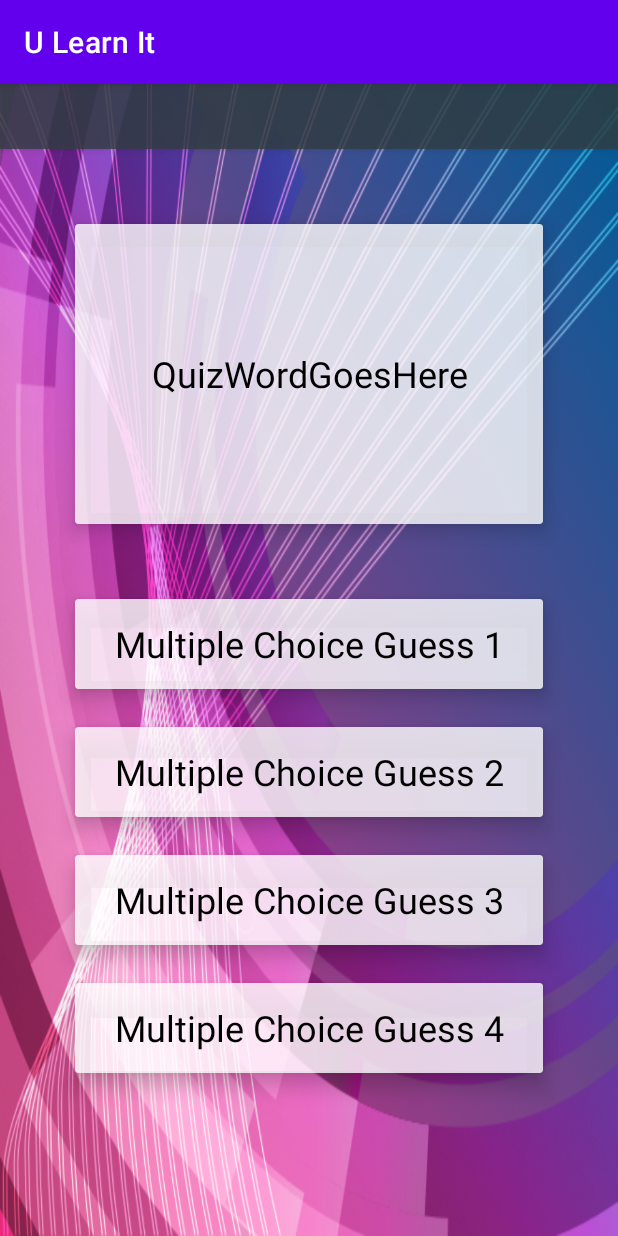
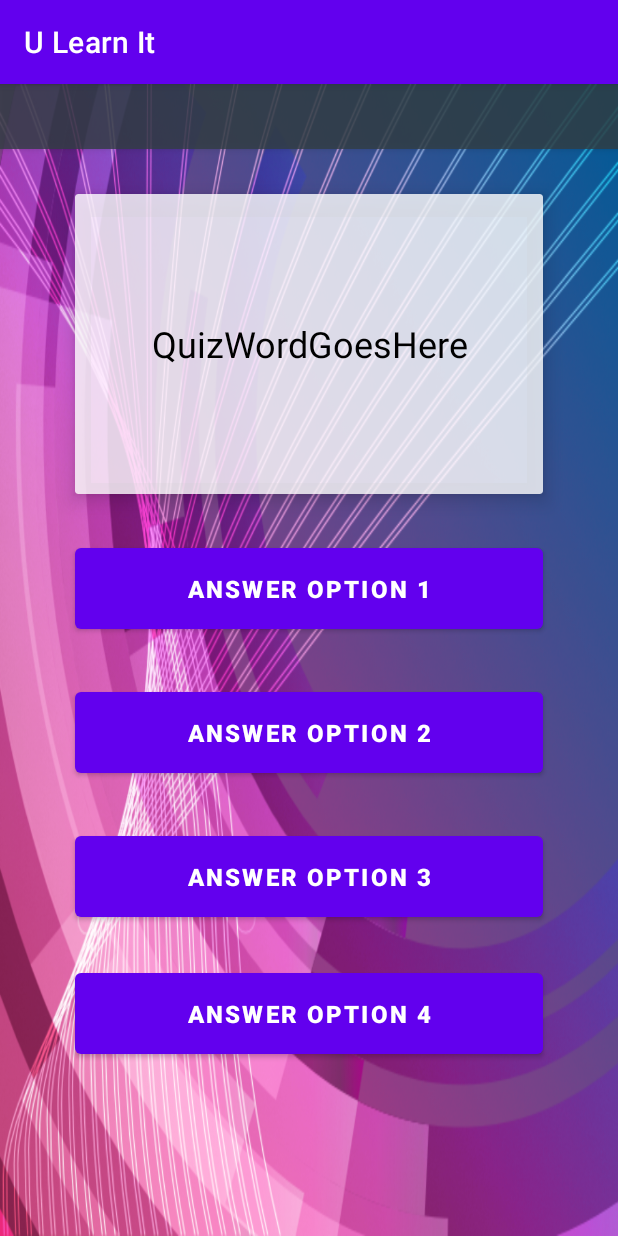
Before and after one commit to DevsketchCode/AndroidDevelopment_FinalProject_ULearnIt, an Android app: the QuizActivity screen opened directly, with no data from a screen before it, on a phone screen of 412 x 824 dp. Run offline under Robolectric (Android 15) with nearby library versions, the phone set to English and light mode, and no system bars.

Commit message:
Added Floating Action Button to CategoryActivity that opens QuizActivity

```diff
--- a/app/src/main/java/edu/cvtc/doberlander/ulearnit/CategoryActivity.java
+++ b/app/src/main/java/edu/cvtc/doberlander/ulearnit/CategoryActivity.java
@@ -81,12 +81,8 @@ public class CategoryActivity extends AppCompatActivity {
         fab.setOnClickListener(new View.OnClickListener() {
             @Override
             public void onClick(View view) {
-                displayToast("Take Quiz");
+                startActivity(new Intent(CategoryActivity.this, QuizActivity.class));
             }
         });
     }
-
-    public void displayToast(String message) {
-        Toast.makeText(getApplicationContext(), message, Toast.LENGTH_SHORT).show();
-    }
 }
--- a/app/src/main/java/edu/cvtc/doberlander/ulearnit/QuizActivity.java
+++ b/app/src/main/java/edu/cvtc/doberlander/ulearnit/QuizActivity.java
@@ -2,7 +2,14 @@ package edu.cvtc.doberlander.ulearnit;
 
 import androidx.appcompat.app.AppCompatActivity;
 
+import android.content.Intent;
 import android.os.Bundle;
+import android.view.View;
+import android.widget.LinearLayout;
+import android.widget.TextView;
+import android.widget.Toast;
+
+import java.util.LinkedList;
 
 public class QuizActivity extends AppCompatActivity {
 
@@ -10,5 +17,46 @@ public class QuizActivity extends AppCompatActivity {
     protected void onCreate(Bundle savedInstanceState) {
         super.onCreate(savedInstanceState);
         setContentView(R.layout.activity_quiz);
+
+//        String category = "";
+//        String categoryMessage;
+//
+//        // Retrieve information from the intent passed from the previous activity
+//        Intent intent = getIntent();
+//
+//        // Retrieve information from the bundle passed from the previous activity
+//        Bundle bundle = getIntent().getExtras();
+//        if (bundle != null) {
+//            // Retrieve each piece of information
+//            category = bundle.getString("category");
+//            categoryMessage = bundle.getString("category_message");
+//
+//            // Set category header TextView
+//            TextView textView = findViewById(R.id.categoryHeaderText);
+//            textView.setText(categoryMessage);
+//        }
+//
+//        // Check to see if the bundle was not used to populate the category
+//        if (category == null) {
+//            // Display the category
+//            category = intent.getStringExtra(MainActivity.EXTRA_MESSAGE);
+//
+//            // Hide the Category Message Layout
+//            LinearLayout headerLayout = findViewById(R.id.category_Heading_LinearLayout);
+//            headerLayout.setVisibility(View.GONE);
+//        }
+//
+//        // Set the Activity Title with the Category that was selected
+//        setTitle("Category: " + category);
+//
+//        // Get the translation List
+//        TranslationList translationListObject = new TranslationList();
+//        LinkedList<TranslationModel> translations = translationListObject.GetTranslations(category);
+//
+//        displayToast(translations.getFirst().toString());
+    }
+
+    public void displayToast(String message) {
+        Toast.makeText(getApplicationContext(), message, Toast.LENGTH_SHORT).show();
     }
 }
--- a/app/src/main/res/layout/activity_quiz.xml
+++ b/app/src/main/res/layout/activity_quiz.xml
@@ -5,8 +5,10 @@
     android:layout_width="match_parent"
     android:layout_height="match_parent"
     android:background="@drawable/abstract_background"
+    android:orientation="vertical"
     app:layout_behavior="@string/appbar_scrolling_view_behavior"
     tools:context=".QuizActivity">
+
     <LinearLayout
         android:id="@+id/quiz_Heading_LinearLayout"
         android:layout_width="0dp"
@@ -36,7 +38,7 @@
         android:layout_width="0dp"
         android:layout_height="200dp"
         android:layout_marginStart="50dp"
-        android:layout_marginTop="50dp"
+        android:layout_marginTop="30dp"
         android:layout_marginEnd="50dp"
         android:backgroundTint="#CCFFFFFF"
         app:cardElevation="8dp"
@@ -59,126 +61,74 @@
             app:layout_constraintEnd_toEndOf="parent"
             app:layout_constraintStart_toStartOf="parent"
             app:layout_constraintTop_toTopOf="parent" />
+
     </androidx.cardview.widget.CardView>
 
-    <androidx.cardview.widget.CardView
-        android:id="@+id/quiz_MultiChoice1Card"
+    <Button
+        android:id="@+id/btn_AnswerOption1"
         android:layout_width="0dp"
-        android:layout_height="60dp"
-        android:layout_marginStart="50dp"
-        android:layout_marginTop="50dp"
-        android:layout_marginEnd="50dp"
-        android:backgroundTint="#CCFFFFFF"
-        app:cardElevation="8dp"
-        app:cardMaxElevation="8dp"
-        app:layout_constraintEnd_toEndOf="parent"
-        app:layout_constraintStart_toStartOf="parent"
-        app:layout_constraintTop_toBottomOf="@id/quiz_QuestionCard">
+        android:layout_height="wrap_content"
+        android:layout_marginTop="30dp"
+        android:autoSizeMaxTextSize="36sp"
+        android:autoSizeMinTextSize="12sp"
+        android:elevation="20dp"
+        android:paddingTop="16dp"
+        android:paddingBottom="16dp"
+        android:text="Answer Option 1"
+        android:textSize="16sp"
+        android:textStyle="bold"
+        app:layout_constraintEnd_toEndOf="@+id/quiz_QuestionCard"
+        app:layout_constraintStart_toStartOf="@+id/quiz_QuestionCard"
+        app:layout_constraintTop_toBottomOf="@+id/quiz_QuestionCard" />
 
-        <TextView
-            android:id="@+id/quiz_MultiChoice1Text"
-            android:layout_width="match_parent"
-            android:layout_height="match_parent"
-            android:fontFamily="sans-serif"
-            android:gravity="center"
-            android:text="Multiple Choice Guess 1"
-            android:textAlignment="center"
-            android:textColor="@color/black"
-            android:textSize="24sp"
-            app:layout_constraintBottom_toBottomOf="parent"
-            app:layout_constraintEnd_toEndOf="parent"
-            app:layout_constraintStart_toStartOf="parent"
-            app:layout_constraintTop_toTopOf="parent" />
-    </androidx.cardview.widget.CardView>
+    <Button
+        android:id="@+id/btn_AnswerOption2"
+        android:layout_width="0dp"
+        android:layout_height="wrap_content"
+        android:layout_marginTop="30dp"
+        android:autoSizeMaxTextSize="36sp"
+        android:autoSizeMinTextSize="12sp"
+        android:elevation="20dp"
+        android:paddingTop="16dp"
+        android:paddingBottom="16dp"
+        android:text="Answer Option 2"
+        android:textSize="16sp"
+        android:textStyle="bold"
+        app:layout_constraintEnd_toEndOf="@+id/quiz_QuestionCard"
+        app:layout_constraintStart_toStartOf="@+id/quiz_QuestionCard"
+        app:layout_constraintTop_toBottomOf="@id/btn_AnswerOption1" />
 
-    <androidx.cardview.widget.CardView
-        android:id="@+id/quiz_MultiChoice2Card"
+    <Button
+        android:id="@+id/btn_AnswerOption3"
         android:layout_width="0dp"
-        android:layout_height="60dp"
-        android:layout_marginStart="50dp"
+        android:layout_height="wrap_content"
+        android:layout_marginTop="30dp"
+        android:autoSizeMaxTextSize="36sp"
+        android:autoSizeMinTextSize="12sp"
+        android:elevation="20dp"
+        android:paddingTop="16dp"
+        android:paddingBottom="16dp"
+        android:text="Answer Option 3"
+        android:textSize="16sp"
+        android:textStyle="bold"
+        app:layout_constraintEnd_toEndOf="@+id/quiz_QuestionCard"
+        app:layout_constraintStart_toStartOf="@+id/quiz_QuestionCard"
+        app:layout_constraintTop_toBottomOf="@id/btn_AnswerOption2" />
+
+    <Button
+        android:id="@+id/btn_AnswerOption4"
+        android:layout_width="0dp"
+        android:layout_height="wrap_content"
         android:layout_marginTop="25dp"
-        android:layout_marginEnd="50dp"
-        android:backgroundTint="#CCFFFFFF"
-        app:cardElevation="8dp"
-        app:cardMaxElevation="8dp"
-        app:layout_constraintEnd_toEndOf="parent"
-        app:layout_constraintStart_toStartOf="parent"
-        app:layout_constraintTop_toBottomOf="@id/quiz_MultiChoice1Card">
-
-        <TextView
-            android:id="@+id/quiz_MultiChoice2Text"
-            android:layout_width="match_parent"
-            android:layout_height="match_parent"
-            android:fontFamily="sans-serif"
-            android:gravity="center"
-            android:text="Multiple Choice Guess 2"
-            android:textAlignment="center"
-            android:textColor="@color/black"
-            android:textSize="24sp"
-            app:layout_constraintBottom_toBottomOf="parent"
-            app:layout_constraintEnd_toEndOf="parent"
-            app:layout_constraintStart_toStartOf="parent"
-            app:layout_constraintTop_toTopOf="parent" />
-    </androidx.cardview.widget.CardView>
-
-    <androidx.cardview.widget.CardView
-        android:id="@+id/quiz_MultiChoice3Card"
-        android:layout_width="0dp"
-        android:layout_height="60dp"
-        android:layout_marginStart="50dp"
-        android:layout_marginTop="25dp"
-        android:layout_marginEnd="50dp"
-        android:backgroundTint="#CCFFFFFF"
-        app:cardElevation="8dp"
-        app:cardMaxElevation="8dp"
-        app:layout_constraintEnd_toEndOf="parent"
-        app:layout_constraintStart_toStartOf="parent"
-        app:layout_constraintTop_toBottomOf="@id/quiz_MultiChoice2Card">
-
-        <TextView
-            android:id="@+id/quiz_MultiChoice3Text"
-            android:layout_width="match_parent"
-            android:layout_height="match_parent"
-            android:fontFamily="sans-serif"
-            android:gravity="center"
-            android:text="Multiple Choice Guess 3"
-            android:textAlignment="center"
-            android:textColor="@color/black"
-            android:textSize="24sp"
-            app:layout_constraintBottom_toBottomOf="parent"
-            app:layout_constraintEnd_toEndOf="parent"
-            app:layout_constraintStart_toStartOf="parent"
-            app:layout_constraintTop_toTopOf="parent" />
-    </androidx.cardview.widget.CardView>
-
-    <androidx.cardview.widget.CardView
-        android:id="@+id/quiz_MultiChoice4Card"
-        android:layout_width="0dp"
-        android:layout_height="60dp"
-        android:layout_marginStart="50dp"
-        android:layout_marginTop="25dp"
-        android:layout_marginEnd="50dp"
-        android:backgroundTint="#CCFFFFFF"
-        app:cardElevation="8dp"
-        app:cardMaxElevation="8dp"
-        app:layout_constraintEnd_toEndOf="parent"
-        app:layout_constraintStart_toStartOf="parent"
-        app:layout_constraintTop_toBottomOf="@id/quiz_MultiChoice3Card">
-
-        <TextView
-            android:id="@+id/quiz_MultiChoice4Text"
-            android:layout_width="match_parent"
-            android:layout_height="match_parent"
-            android:fontFamily="sans-serif"
-            android:gravity="center"
-            android:text="Multiple Choice Guess 4"
-            android:textAlignment="center"
-            android:textColor="@color/black"
-            android:textSize="24sp"
-            app:layout_constraintBottom_toBottomOf="parent"
-            app:layout_constraintEnd_toEndOf="parent"
-            app:layout_constraintStart_toStartOf="parent"
-            app:layout_constraintTop_toTopOf="parent" />
-    </androidx.cardview.widget.CardView>
-
+        android:autoSizeMaxTextSize="36sp"
+        android:autoSizeMinTextSize="12sp"
+        android:elevation="20dp"
+        android:paddingTop="16dp"
+        android:paddingBottom="16dp"
+        android:text="Answer Option 4"
+        android:textSize="16sp"
+        android:textStyle="bold"
+        app:layout_constraintEnd_toEndOf="@+id/quiz_QuestionCard"
+        app:layout_constraintStart_toStartOf="@+id/quiz_QuestionCard"
+        app:layout_constraintTop_toBottomOf="@id/btn_AnswerOption3" />
 </androidx.constraintlayout.widget.ConstraintLayout>
```
